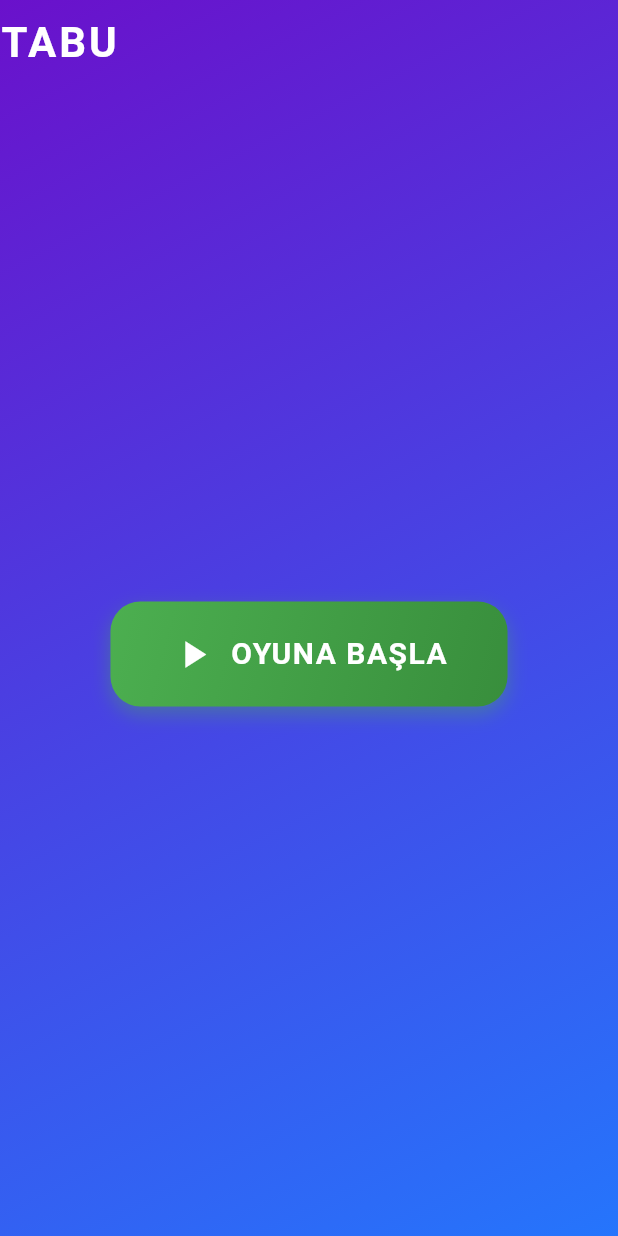
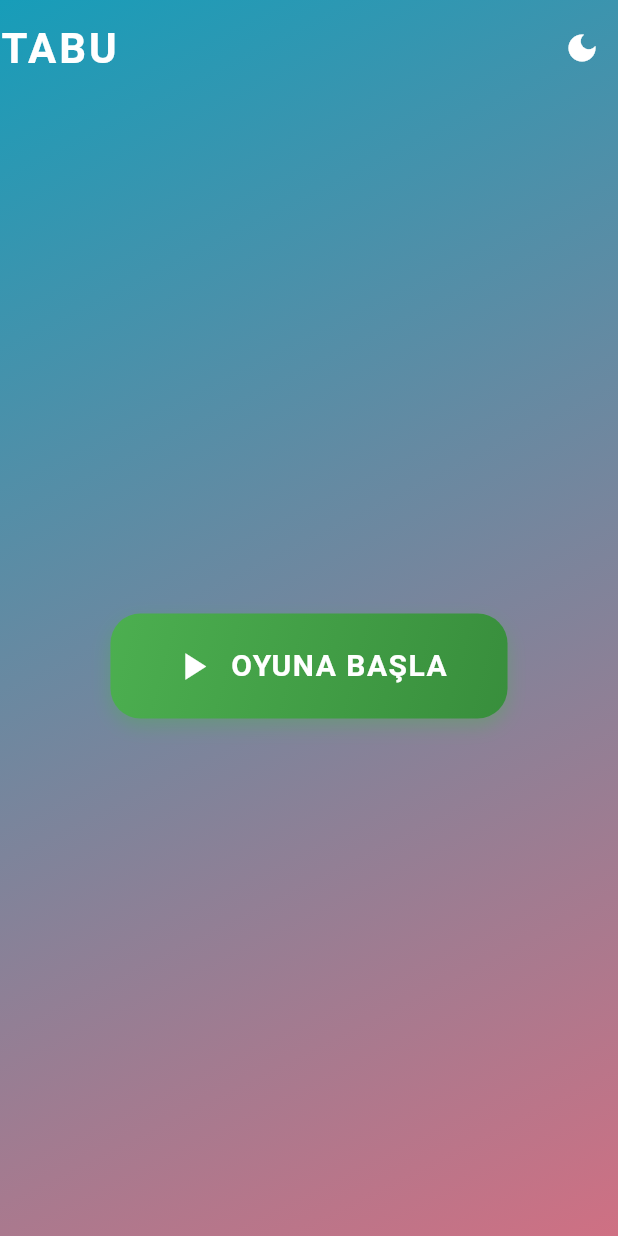
Before and after one commit to ibrahimysr/tabu_game, a Flutter app: the screen it shows after launch, on a phone screen of 412 x 824 dp. Run offline on Flutter 3.47's test engine with Material 3 defaults, Android fonts, the phone set to English and light mode, and no system bars; our stand-ins replace shared_preferences.

Commit message:
tasarım değişikliği

```diff
--- /dev/null
+++ b/lib/components/dynamic_gradient.dart
@@ -0,0 +1,60 @@
+import 'package:flutter/material.dart';
+
+class AnimatedGradientBackground extends StatefulWidget {
+  final Widget child;
+
+  const AnimatedGradientBackground({super.key, required this.child});
+
+  @override
+  _AnimatedGradientBackgroundState createState() => _AnimatedGradientBackgroundState();
+}
+
+class _AnimatedGradientBackgroundState extends State<AnimatedGradientBackground> with TickerProviderStateMixin {
+  late AnimationController _controller;
+  late Animation<Color?> _color1;
+  late Animation<Color?> _color2;
+
+  @override
+  void initState() {
+    super.initState();
+    _controller = AnimationController(
+      duration: const Duration(seconds: 10),
+      vsync: this,
+    )..repeat(reverse: true);
+
+    _color1 = ColorTween(
+      begin: const Color(0xFF6A11CB),
+      end: const Color(0xFF00C4B4),
+    ).animate(_controller);
+
+    _color2 = ColorTween(
+      begin: const Color(0xFF2575FC),
+      end: const Color(0xFFFF6F61),
+    ).animate(_controller);
+  }
+
+  @override
+  Widget build(BuildContext context) {
+    return AnimatedBuilder(
+      animation: _controller,
+      builder: (context, child) {
+        return Container(
+          decoration: BoxDecoration(
+            gradient: LinearGradient(
+              begin: Alignment.topLeft,
+              end: Alignment.bottomRight,
+              colors: [_color1.value!, _color2.value!],
+            ),
+          ),
+          child: widget.child,
+        );
+      },
+    );
+  }
+
+  @override
+  void dispose() {
+    _controller.dispose();
+    super.dispose();
+  }
+}
--- a/lib/screen/tabu_game.dart
+++ b/lib/screen/tabu_game.dart
@@ -4,6 +4,7 @@ import 'dart:math';
 import 'package:flutter/material.dart';
 import 'package:flutter/services.dart';
 import 'package:shared_preferences/shared_preferences.dart';
+import 'package:tabu_game/components/dynamic_gradient.dart';
 import 'package:tabu_game/components/game_buttons.dart';
 import 'package:tabu_game/components/game_timer.dart';
 import 'package:tabu_game/components/scoreboard.dart';
@@ -283,14 +284,7 @@ Future<void> _showGameEndDialog() async {
   @override
   Widget build(BuildContext context) {
     return Scaffold(
-      body: Container(
-        decoration: BoxDecoration(
-          gradient: LinearGradient(
-            begin: Alignment.topLeft,
-            end: Alignment.bottomRight,
-            colors: [Color(0xFF6A11CB), Color(0xFF2575FC)],
-          ),
-        ),
+      body:AnimatedGradientBackground(
         child: SafeArea(
           child: Column(
             children: [
@@ -343,6 +337,19 @@ Future<void> _showGameEndDialog() async {
             letterSpacing: 2,
           ),
         ),
+        Row(
+          children: [
+            IconButton(
+              icon: Icon(
+                Theme.of(context).brightness == Brightness.dark
+                    ? Icons.light_mode
+                    : Icons.dark_mode,
+                color: Colors.white,
+              ),
+              onPressed: () {
+                // Implement theme toggle logic (e.g., using Provider or setState)
+              },
+            ),
             if (gameStarted)
               IconButton(
                 icon: Icon(Icons.settings, color: Colors.white),
@@ -354,6 +361,8 @@ Future<void> _showGameEndDialog() async {
                     });
                   }
                 },
+              ),
+          ],
         ),
       ],
     ),
```
Lines whose indentation alone changed are shown as unchanged.
